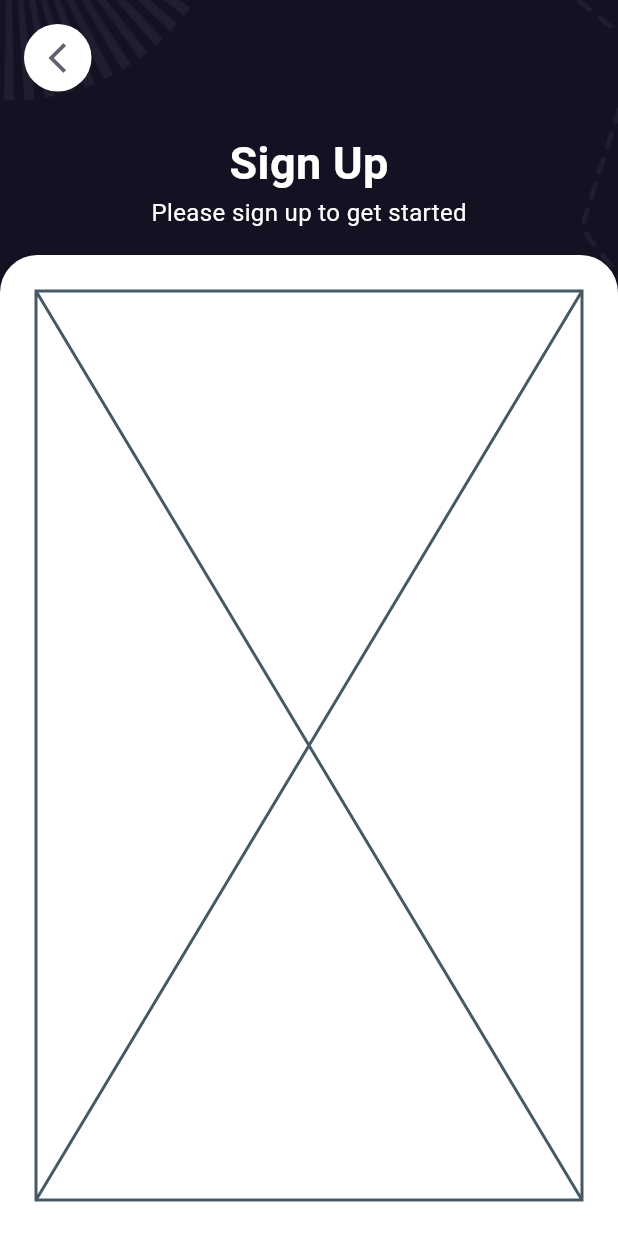
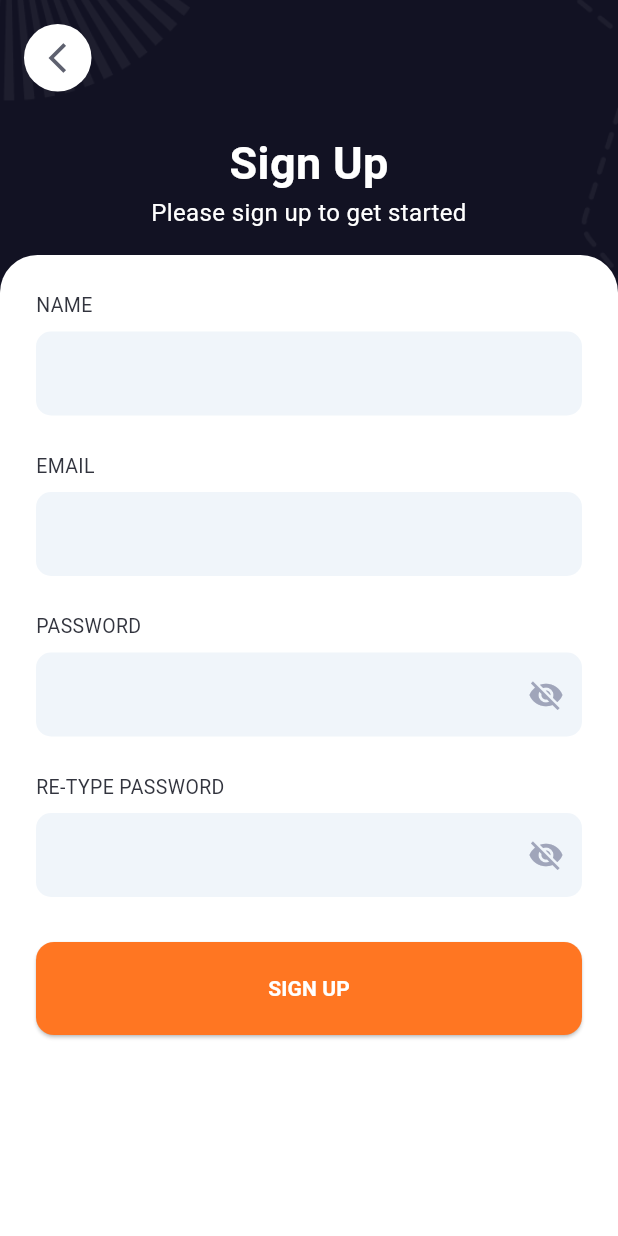
Before and after one commit to Harurin5671/devivery_app, a Flutter app: the SignupPage screen opened by its route, on a phone screen of 412 x 824 dp. Run offline on Flutter 3.47's test engine with Material 3 defaults, Android fonts, the phone set to English and light mode, and no system bars; our stand-ins replace equatable, flutter_bloc, go_router.

Commit message:
Agregar la página de recuperación de contraseña y la página de verificación, junto con sus respectivos enrutamientos. Se actualiza el widget LabeledInputField para aceptar tipos de entrada y texto oculto, y se implementa el botón AuthFormButton para mejorar la experiencia de usuario en los formularios de autenticación.

```diff
--- a/lib/common/widgets/labeled_input_field.dart
+++ b/lib/common/widgets/labeled_input_field.dart
@@ -1,18 +1,29 @@
 import 'package:flutter/material.dart';
 
 class LabeledInputField extends StatelessWidget {
-  const LabeledInputField({super.key, required this.label});
+  const LabeledInputField({
+    super.key,
+    required this.label,
+    this.obscureText = false,
+    this.type = TextInputType.text
+  });
 
   final String label;
+  final bool obscureText;
+  final TextInputType type;
 
   @override
   Widget build(BuildContext context) {
     return Column(
       crossAxisAlignment: CrossAxisAlignment.start,
       children: [
-        Text(label.toUpperCase()),
+        Text(
+          label.toUpperCase(),
+          style: TextStyle(color: Color(0xFF32343E), fontSize: 13),
+        ),
         const SizedBox(height: 8),
         TextFormField(
+          keyboardType: type,
           decoration: InputDecoration(
             filled: true,
             fillColor: Color(0xFFF0F5FA),
@@ -29,6 +40,10 @@ class LabeledInputField extends StatelessWidget {
               borderRadius: BorderRadius.circular(10),
               borderSide: BorderSide(color: Colors.transparent),
             ),
+            suffixIcon:
+                obscureText
+                    ? const Icon(Icons.visibility_off, color: Color(0xFFA0A5BA))
+                    : null,
           ),
         ),
       ],
--- a/lib/core/configs/router/app_router.dart
+++ b/lib/core/configs/router/app_router.dart
@@ -21,9 +21,19 @@ final GoRouter appRouter = GoRouter(
       builder: (context, state) => const LoginPage(),
     ),
     GoRoute(
+      path: ForgotPasswordPage.routePath,
+      name: ForgotPasswordPage.routeName,
+      builder: (context, state) => const ForgotPasswordPage(),
+    ),
+    GoRoute(
       path: SignupPage.routePath,
       name: SignupPage.routeName,
       builder: (context, state) => const SignupPage(),
     ),
+    GoRoute(
+      path: VerificationPage.routePath,
+      name: VerificationPage.routeName,
+      builder: (context, state) => const VerificationPage(),
+    ),
   ],
 );
--- /dev/null
+++ b/lib/presentation/auth/pages/forgot_password_page.dart
@@ -0,0 +1,32 @@
+import 'package:flutter/material.dart';
+
+import 'package:delivery/core/core.dart';
+import 'package:delivery/common/common.dart';
+import 'package:delivery/presentation/presentation.dart';
+
+class ForgotPasswordPage extends StatelessWidget {
+  static const String routePath = '/forgot-password';
+  static const String routeName = 'forgot_password_page';
+
+  const ForgotPasswordPage({super.key});
+
+  @override
+  Widget build(BuildContext context) {
+    return AuthScaffold(
+      title: 'Forgot Password',
+      showBackButton: true,
+      subtitle: 'Please sign in to your existing account',
+      child: Form(
+        child: Column(
+          children: [
+            LabeledInputField(label: 'email', type: TextInputType.emailAddress),
+            const SizedBox(height: 24),
+            AuthFormButton(text: 'Send Code', onPressed: () {
+              AppNavigation(router: appRouter).pushNamed(VerificationPage.routeName);
+            }),
+          ],
+        ),
+      ),
+    );
+  }
+}
--- a/lib/presentation/auth/pages/pages.dart
+++ b/lib/presentation/auth/pages/pages.dart
@@ -1,2 +1,4 @@
+export 'forgot_password_page.dart';
 export 'login_page.dart';
 export 'signup_page.dart';
+export 'verification_page.dart';
--- a/lib/presentation/auth/pages/signup_page.dart
+++ b/lib/presentation/auth/pages/signup_page.dart
@@ -17,7 +17,26 @@ class SignupPage extends StatelessWidget {
       showBackButton: true,
       onBackTap: () => AppNavigation(router: appRouter).pop(),
       subtitle: 'Please sign up to get started',
-      child: const Placeholder(),
+      child: Form(
+        child: SingleChildScrollView(
+          child: Column(
+            children: [
+              LabeledInputField(label: 'name'),
+              const SizedBox(height: 24),
+              LabeledInputField(
+                label: 'email',
+                type: TextInputType.emailAddress,
+              ),
+              const SizedBox(height: 24),
+              LabeledInputField(label: 'password', obscureText: true),
+              const SizedBox(height: 24),
+              LabeledInputField(label: 're-type password', obscureText: true),
+              const SizedBox(height: 30,),
+              AuthFormButton(text: 'Sign up', onPressed: () {}),
+            ],
+          ),
+        ),
+      ),
     );
   }
 }
--- /dev/null
+++ b/lib/presentation/auth/widgets/auth_form_button.dart
@@ -0,0 +1,38 @@
+import 'package:flutter/material.dart';
+
+class AuthFormButton extends StatelessWidget {
+  const AuthFormButton({
+    super.key,
+    required this.text,
+    required this.onPressed,
+  });
+  final String text;
+  final VoidCallback onPressed;
+
+  @override
+  Widget build(BuildContext context) {
+    return ElevatedButton(
+      onPressed: onPressed,
+      style: ButtonStyle(
+        backgroundColor: WidgetStatePropertyAll(Color(0xFFFF7622)),
+        foregroundColor: WidgetStatePropertyAll(Colors.white),
+        shape: WidgetStatePropertyAll(
+          RoundedRectangleBorder(
+            borderRadius: BorderRadius.circular(12),
+          ),
+        ),
+        minimumSize: WidgetStatePropertyAll(
+          Size(double.infinity, 62),
+        ),
+      ),
+      child: Text(
+        text.toUpperCase(),
+        style: TextStyle(
+          color: Colors.white,
+          fontSize: 14,
+          fontWeight: FontWeight.bold,
+        ),
+      ),
+    );
+  }
+}
--- a/lib/presentation/auth/widgets/auth_scaffold.dart
+++ b/lib/presentation/auth/widgets/auth_scaffold.dart
@@ -1,3 +1,4 @@
+import 'package:delivery/common/common.dart';
 import 'package:flutter/material.dart';
 import 'package:delivery/core/core.dart';
 
@@ -19,7 +20,10 @@ class AuthScaffold extends StatelessWidget {
 
   @override
   Widget build(BuildContext context) {
-    return Scaffold(
+    return GestureDetector(
+      behavior: HitTestBehavior.opaque,
+      onTap: () => FocusScope.of(context).unfocus(),
+      child: Scaffold(
         backgroundColor: const Color(0xFF121223),
         body: SafeArea(
           child: Stack(
@@ -42,7 +46,7 @@ class AuthScaffold extends StatelessWidget {
                         top: 16,
                         left: 16,
                         child: GestureDetector(
-                        onTap: onBackTap ?? () => Navigator.of(context).pop(),
+                          onTap: onBackTap ?? () => AppNavigation(router: appRouter).pop(),
                           child:  Container(
                             height: 45,
                             width: 45,
@@ -76,6 +80,7 @@ class AuthScaffold extends StatelessWidget {
                               color: Colors.white,
                               fontSize: 16,
                             ),
+                            textAlign: TextAlign.center,
                           ),
                         ],
                       ),
@@ -103,6 +108,7 @@ class AuthScaffold extends StatelessWidget {
             ],
           ),
         ),
+      ),
     );
   }
 }
--- a/lib/presentation/auth/widgets/widgets.dart
+++ b/lib/presentation/auth/widgets/widgets.dart
@@ -1 +1,3 @@
+export 'auth_form_button.dart';
+export 'auth_otp_input.dart';
 export 'auth_scaffold.dart';
```
Also changed, not shown: lib/presentation/auth/pages/login_page.dart (+14 -28 lines), lib/presentation/auth/pages/verification_page.dart (added, +28 -0 lines), lib/presentation/auth/widgets/auth_otp_input.dart (added, +86 -0 lines). Lines whose indentation alone changed are shown as unchanged.
